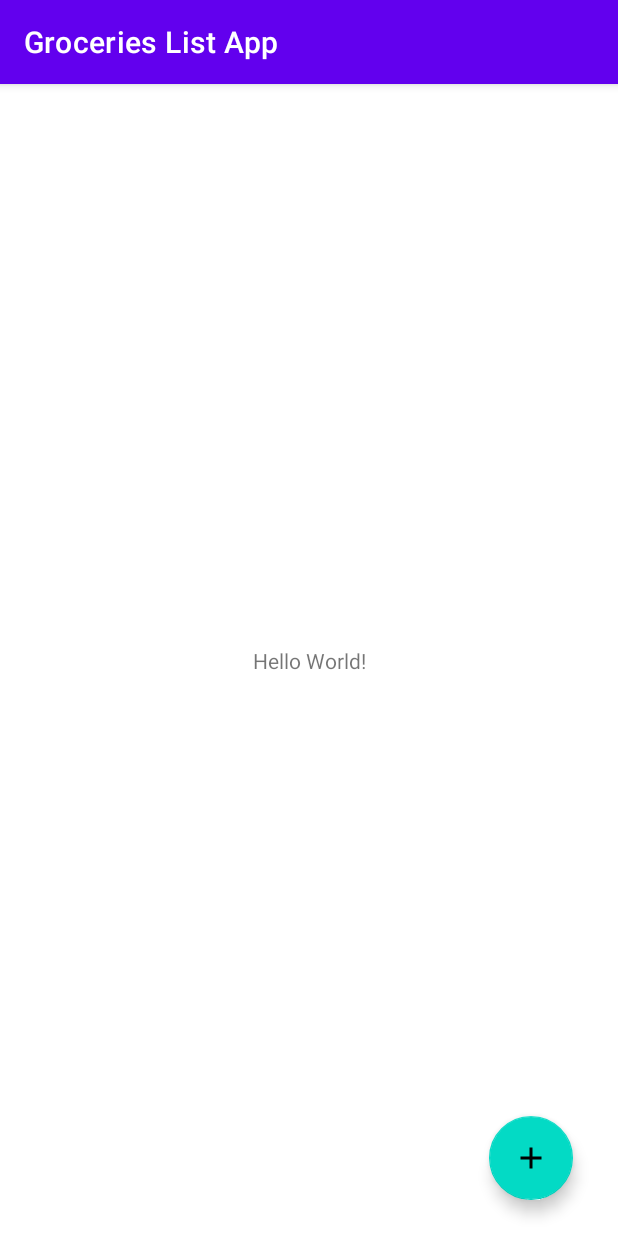
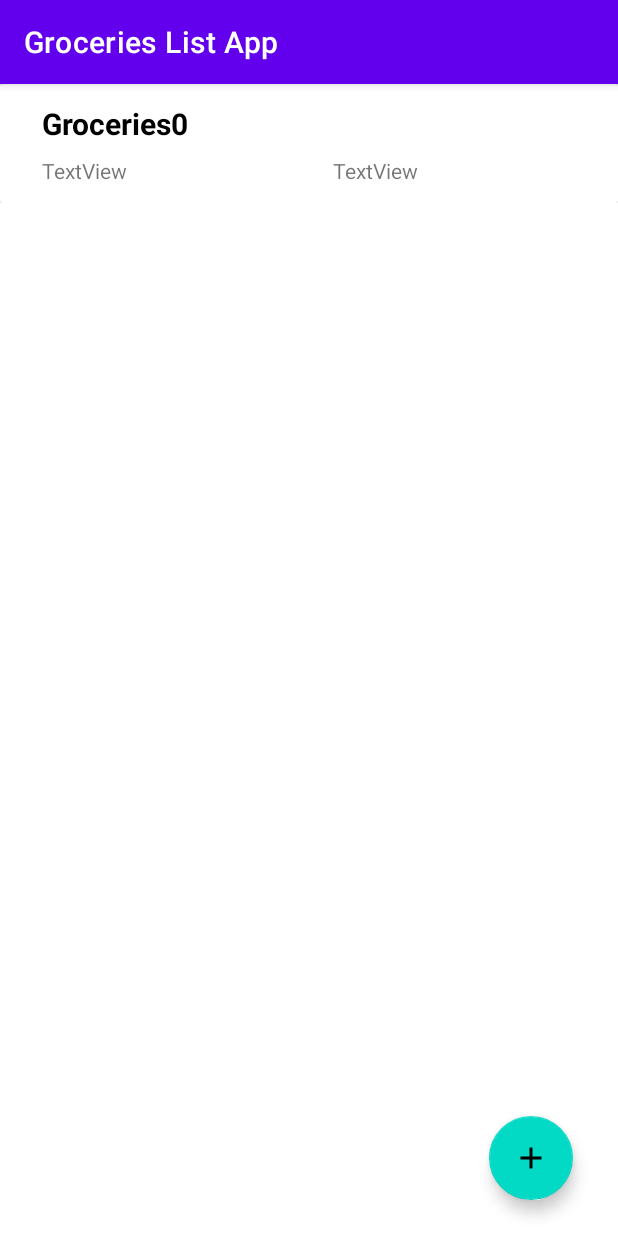
Before and after one commit to JAMBO-CHIDZIWISANO/mobile-grocries-list-application, an Android app: the screen it shows after launch (MainActivity), after a tap on "addgroceries", on a phone screen of 412 x 824 dp. Run offline under Robolectric (Android 15) with nearby library versions, the phone set to English and light mode, and no system bars; our stand-ins replace Room's generated code.

Commit message:
groceries list
Signed-off-by: JAMBO-CHIDZIWISANO <48149214+JAMBO-CHIDZIWISANO@users.noreply.github.com>

```diff
--- a/app/build.gradle
+++ b/app/build.gradle
@@ -30,11 +30,12 @@ android {
 
 dependencies {
 
-    implementation 'androidx.appcompat:appcompat:1.3.0'
+    implementation 'androidx.appcompat:appcompat:1.3.1'
     implementation 'com.google.android.material:material:1.4.0'
-    implementation 'androidx.constraintlayout:constraintlayout:2.0.4'
+    implementation 'androidx.constraintlayout:constraintlayout:2.1.0'
     implementation 'androidx.vectordrawable:vectordrawable:1.1.0'
     implementation 'com.google.android.material:material:1.5.0-alpha01'
+    implementation 'androidx.cardview:cardview:1.0.0'
     testImplementation 'junit:junit:4.13.2'
     androidTestImplementation 'androidx.test.ext:junit:1.1.3'
     androidTestImplementation 'androidx.test.espresso:espresso-core:3.4.0'
--- a/app/src/main/java/com/example/grocerieslistapp/MainActivity.java
+++ b/app/src/main/java/com/example/grocerieslistapp/MainActivity.java
@@ -3,41 +3,61 @@ package com.example.grocerieslistapp;
 import androidx.appcompat.app.AppCompatActivity;
 import androidx.lifecycle.Observer;
 import androidx.lifecycle.ViewModelProvider;
+import androidx.recyclerview.widget.LinearLayoutManager;
+import androidx.recyclerview.widget.RecyclerView;
 
 import android.os.Bundle;
 import android.util.Log;
 import android.view.View;
 
+import com.example.grocerieslistapp.adapter.RecyclerViewApter;
 import com.example.grocerieslistapp.model.Groceries;
 import com.example.grocerieslistapp.model.GroceriesViewModel;
 import com.google.android.material.floatingactionbutton.FloatingActionButton;
 
+import java.util.ArrayList;
 import java.util.List;
 
 public class MainActivity extends AppCompatActivity {
 
+
+    private RecyclerView recyclerView;
+    private RecyclerViewApter recyclerViewApter;
+
+    private List<Groceries> groceriesList;
+
     private static final String TAG = "ITEM";
     private GroceriesViewModel groceriesViewModel;
+    private int counter;
+
     @Override
     protected void onCreate(Bundle savedInstanceState) {
         super.onCreate( savedInstanceState );
         setContentView( R.layout.activity_main );
+
+        counter = 0;
+
+        recyclerView = findViewById( R.id.recyclerview );
+        recyclerView.setHasFixedSize( true );
+        recyclerView.setLayoutManager( new LinearLayoutManager( this ) );
+
 
         groceriesViewModel = new ViewModelProvider.AndroidViewModelFactory(
                 MainActivity.this.getApplication() )
                 .create( GroceriesViewModel.class );
 
         groceriesViewModel.getAllGroceries().observe( this, groceries -> {
-            for (Groceries groceries1: groceries) {
-                Log.d( TAG, "onCreate: " + groceries1.getId() );
-            }
+
+            recyclerViewApter = new RecyclerViewApter( groceries );
+            recyclerView.setAdapter( recyclerViewApter );
 
         } );
 
         FloatingActionButton fab = findViewById(R.id.floataddbtn);
         fab.setOnClickListener( view -> {
-            Groceries groceries = new Groceries( "chambo", 200.00, 20);
-            GroceriesViewModel.insert( groceries );
+            Groceries groceries = new Groceries( "Groceries" + counter++, 200.00, 20);
+            GroceriesViewModel.insert( groceries);
+            //GroceriesViewModel.delete( groceries );
 
         } );
     }
--- a/app/src/main/java/com/example/grocerieslistapp/adapter/RecyclerViewApter.java
+++ b/app/src/main/java/com/example/grocerieslistapp/adapter/RecyclerViewApter.java
@@ -1,8 +1,11 @@
 package com.example.grocerieslistapp.adapter;
 
+
 import android.view.LayoutInflater;
+
 import android.view.View;
 import android.view.ViewGroup;
+
 
 import androidx.annotation.NonNull;
 import androidx.appcompat.widget.AppCompatTextView;
@@ -19,37 +22,58 @@ public class RecyclerViewApter  extends RecyclerView.Adapter<RecyclerViewApter.V
 
     private final List<Groceries> groceriesList;
 
-    public RecyclerViewApter(List<Groceries> groceriesList) {
+
+
+    public RecyclerViewApter(List<Groceries> groceriesList ) {
         this.groceriesList = groceriesList;
+
     }
 
 
+    //called when view holder created
     @NonNull
     @NotNull
     @Override
     public ViewHolder onCreateViewHolder(@NonNull @NotNull ViewGroup parent, int viewType) {
         View view = LayoutInflater.from( parent.getContext() )
-                .inflate( R.layout.groceriese_row, parent, false );
+                .inflate( R.layout.groceries_row, parent, false );
         return new ViewHolder( view );
     }
 
+    //bind groceries or data to the view object
     @Override
     public void onBindViewHolder(@NonNull @NotNull ViewHolder holder, int position) {
 
+        Groceries groceries = groceriesList.get(position);
+
+        //holder.groceries.setText( (int) groceries.getId() );
+        holder.groceries.setText( groceries.getItems() );
+       //holder.price.setText( (int) groceries.getPrice() );
+        //holder.quantity.setText( (int) groceries.getQuantity() );
     }
 
     @Override
     public int getItemCount() {
-        return 0;
+
+        return groceriesList.size();
     }
 
-    public class ViewHolder extends RecyclerView.ViewHolder {
+    public static class ViewHolder extends RecyclerView.ViewHolder {
 
+        public AppCompatTextView id;
         public AppCompatTextView groceries;
+        public AppCompatTextView price;
+        public AppCompatTextView quantity;
 
 
         public ViewHolder(@NonNull @NotNull View itemView) {
+
             super( itemView );
+
+            groceries = itemView.findViewById( R.id.grocery_name );
+            price = itemView.findViewById( R.id.price );
+            quantity = itemView.findViewById( R.id.quantity );
+            id = itemView.findViewById( R.id.grocery_id );
         }
     }
 }
--- a/app/src/main/java/com/example/grocerieslistapp/model/Groceries.java
+++ b/app/src/main/java/com/example/grocerieslistapp/model/Groceries.java
@@ -3,6 +3,8 @@ package com.example.grocerieslistapp.model;
 import androidx.room.ColumnInfo;
 import androidx.room.Entity;
 import androidx.room.PrimaryKey;
+
+import org.jetbrains.annotations.NotNull;
 
 @Entity(tableName = "groceries_table")
 public class Groceries {
@@ -65,6 +67,7 @@ public class Groceries {
 
     //override with toString
 
+    @NotNull
     @Override
     public String toString() {
         return "Groceries{" +
--- a/app/src/main/res/layout/activity_main.xml
+++ b/app/src/main/res/layout/activity_main.xml
@@ -6,16 +6,15 @@
     android:layout_height="match_parent"
     tools:context=".MainActivity">
 
+    <androidx.recyclerview.widget.RecyclerView
+        tools:ignore="MissingConstraints"
+         android:layout_height="wrap_content"
+        android:layout_width="match_parent"
+        android:id="@+id/recyclerview">
 
 
-    <TextView
-        android:layout_width="wrap_content"
-        android:layout_height="wrap_content"
-        android:text="Hello World!"
-        app:layout_constraintBottom_toBottomOf="parent"
-        app:layout_constraintLeft_toLeftOf="parent"
-        app:layout_constraintRight_toRightOf="parent"
-        app:layout_constraintTop_toTopOf="parent" />
+    </androidx.recyclerview.widget.RecyclerView>
+
 
     <com.google.android.material.floatingactionbutton.FloatingActionButton
         android:layout_width="wrap_content"
--- /dev/null
+++ b/app/src/main/res/layout/groceries_row.xml
@@ -0,0 +1,68 @@
+<?xml version="1.0" encoding="utf-8"?>
+<LinearLayout xmlns:android="http://schemas.android.com/apk/res/android"
+    xmlns:app="http://schemas.android.com/apk/res-auto"
+    xmlns:tools="http://schemas.android.com/tools"
+    android:orientation="vertical"
+    android:layout_width="match_parent"
+    android:layout_height="wrap_content">
+
+    <androidx.cardview.widget.CardView
+        android:layout_width="match_parent"
+        android:layout_height="wrap_content">
+
+        <androidx.constraintlayout.widget.ConstraintLayout
+            android:layout_width="match_parent"
+            android:layout_height="wrap_content"
+            android:padding="12dp">
+
+            <TextView
+
+                android:id="@+id/grocery_id"
+                android:layout_width="wrap_content"
+                android:layout_height="wrap_content"
+                android:textSize="40sp"
+                android:textColor="@color/black"
+                android:textStyle="bold"
+                app:layout_constraintBottom_toBottomOf="parent"
+                app:layout_constraintStart_toStartOf="parent"
+                app:layout_constraintTop_toTopOf="parent"
+                />
+
+            <TextView
+
+                android:id="@+id/grocery_name"
+                android:layout_width="wrap_content"
+                android:layout_height="wrap_content"
+                android:textSize="20sp"
+                android:textStyle="bold"
+                android:textColor="@color/black"
+                android:layout_marginStart="16dp"
+                android:layout_marginLeft="16dp"
+                app:layout_constraintStart_toEndOf="@+id/grocery_id"
+                app:layout_constraintTop_toTopOf="@+id/grocery_id" />
+
+            <TextView
+                android:id="@+id/price"
+                android:layout_width="wrap_content"
+                android:layout_height="wrap_content"
+                android:layout_marginTop="8dp"
+                android:text="TextView"
+                app:layout_constraintStart_toStartOf="@+id/grocery_name"
+                app:layout_constraintTop_toBottomOf="@+id/grocery_name" />
+
+            <TextView
+                android:id="@+id/quantity"
+                android:layout_width="wrap_content"
+                android:layout_height="wrap_content"
+                android:text="TextView"
+                app:layout_constraintBottom_toBottomOf="@+id/price"
+                app:layout_constraintEnd_toEndOf="parent"
+                app:layout_constraintHorizontal_bias="0.532"
+                app:layout_constraintStart_toEndOf="@+id/price"
+                app:layout_constraintTop_toTopOf="@+id/price"
+                app:layout_constraintVertical_bias="0.0"
+                tools:ignore="MissingConstraints" />
+
+        </androidx.constraintlayout.widget.ConstraintLayout>
+    </androidx.cardview.widget.CardView>
+</LinearLayout>
--- a/app/src/main/res/values/strings.xml
+++ b/app/src/main/res/values/strings.xml
@@ -1,4 +1,6 @@
 <resources>
     <string name="app_name">Groceries List App</string>
     <string name="addgroceries">addgroceries</string>
+    <string name="_1">1</string>
+    <string name="jambo">jambo</string>
 </resources>
```
Also changed, not shown: app/src/main/res/layout/groceriese_row.xml (deleted, +0 -43 lines).
